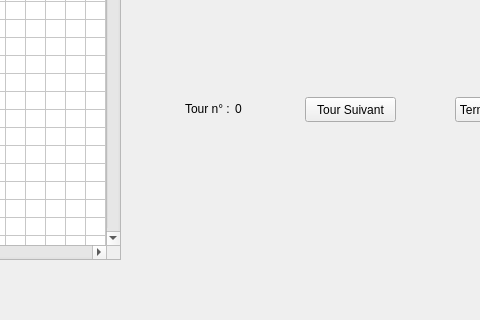
Above: mainwindow.ui from L3TZ/CoursePoursuite before the change; both pictures show x 755 to 1235 and y 360 to 680 of the 1350 by 680 pixel window. Below: the same form after it.
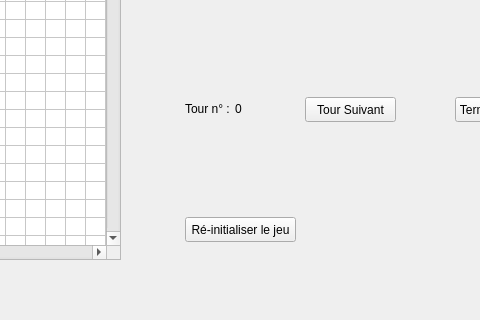
That is the form after the change.

Commit message: Ajour bouton ReinitialiserJeu + posInitiale (Joueur)

The edit to the form file:
```diff
--- a/mainwindow.ui
+++ b/mainwindow.ui
@@ -570,6 +570,19 @@
      <string>Historique des positions</string>
     </property>
    </widget>
+   <widget class="QPushButton" name="boutonReinitJeu">
+    <property name="geometry">
+     <rect>
+      <x>940</x>
+      <y>560</y>
+      <width>111</width>
+      <height>25</height>
+     </rect>
+    </property>
+    <property name="text">
+     <string>Ré-initialiser le jeu</string>
+    </property>
+   </widget>
   </widget>
   <widget class="QMenuBar" name="menuBar">
    <property name="geometry">
```
The commit also changes 6 other files.
